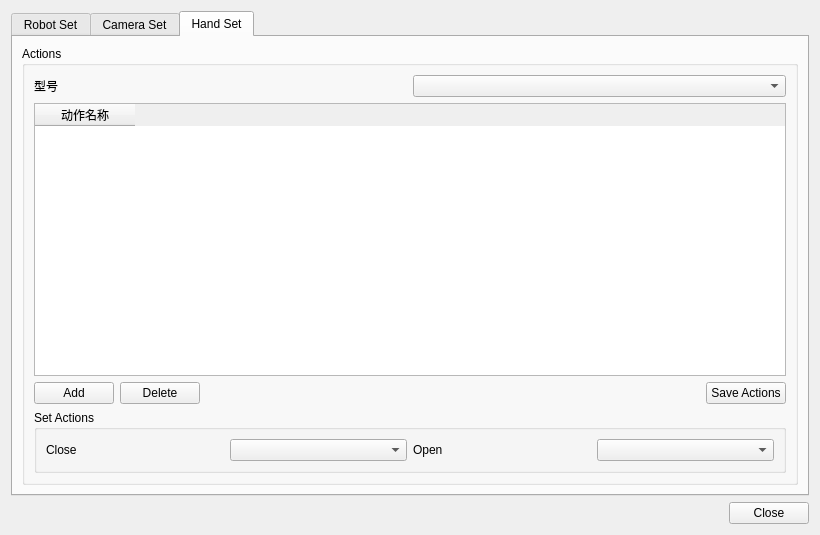
FAN0909/master-slave-tracking-control, file src/ui/settings_window.ui: the form before one commit.
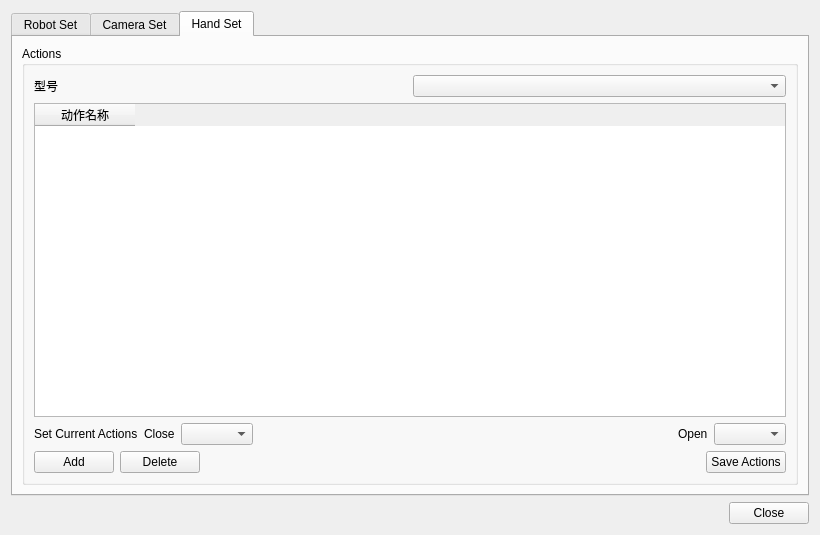
The form after the commit.

Diff of the .ui file:
```diff
--- a/src/ui/settings_window.ui
+++ b/src/ui/settings_window.ui
@@ -180,6 +180,50 @@
               </column>
              </widget>
             </item>
+            <item>
+             <layout class="QHBoxLayout" name="horizontalLayout_2">
+              <item>
+               <widget class="QLabel" name="label_6">
+                <property name="text">
+                 <string>Set Current Actions</string>
+                </property>
+               </widget>
+              </item>
+              <item>
+               <widget class="QLabel" name="label_4">
+                <property name="text">
+                 <string>Close</string>
+                </property>
+               </widget>
+              </item>
+              <item>
+               <widget class="QComboBox" name="comboBox_hand_current_close"/>
+              </item>
+              <item>
+               <spacer name="horizontalSpacer">
+                <property name="orientation">
+                 <enum>Qt::Orientation::Horizontal</enum>
+                </property>
+                <property name="sizeHint" stdset="0">
+                 <size>
+                  <width>40</width>
+                  <height>20</height>
+                 </size>
+                </property>
+               </spacer>
+              </item>
+              <item>
+               <widget class="QLabel" name="label_5">
+                <property name="text">
+                 <string>Open</string>
+                </property>
+               </widget>
+              </item>
+              <item>
+               <widget class="QComboBox" name="comboBox_hand_current_open"/>
+              </item>
+             </layout>
+            </item>
             <item>
              <layout class="QHBoxLayout" name="horizontalLayout_hand_actions">
               <item>
@@ -220,39 +264,6 @@
             </item>
            </layout>
           </item>
-          <item>
-           <widget class="QGroupBox" name="groupBox_4">
-            <property name="title">
-             <string>Set Actions</string>
-            </property>
-            <layout class="QVBoxLayout" name="verticalLayout_4">
-             <item>
-              <layout class="QHBoxLayout" name="horizontalLayout_2">
-               <item>
-                <widget class="QLabel" name="label_4">
-                 <property name="text">
-                  <string>Close</string>
-                 </property>
-                </widget>
-               </item>
-               <item>
-                <widget class="QComboBox" name="comboBox_hand_current_close"/>
-               </item>
-               <item>
-                <widget class="QLabel" name="label_5">
-                 <property name="text">
-                  <string>Open</string>
-                 </property>
-                </widget>
-               </item>
-               <item>
-                <widget class="QComboBox" name="comboBox_hand_current_open"/>
-               </item>
-              </layout>
-             </item>
-            </layout>
-           </widget>
-          </item>
          </layout>
         </widget>
        </item>
```
